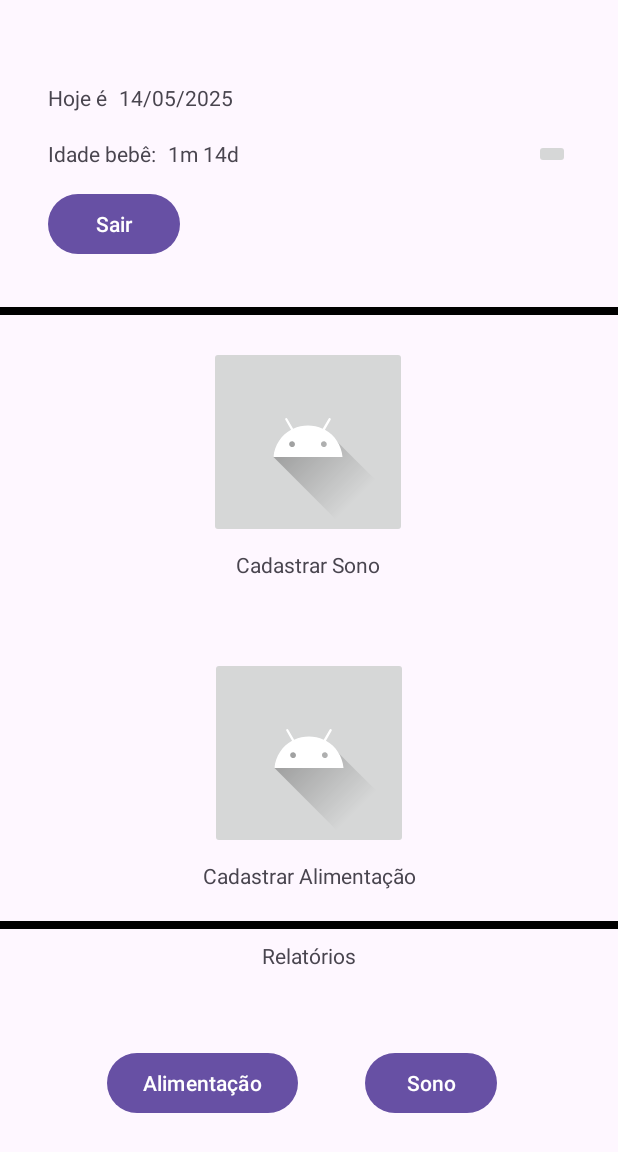
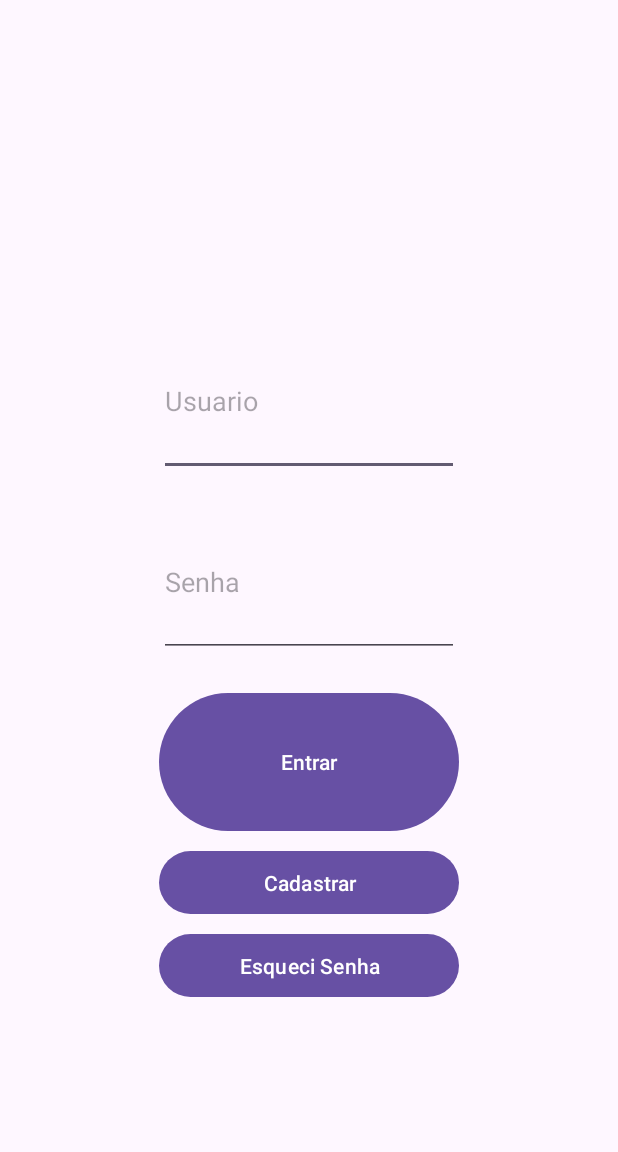
Before and after one commit to Catadordegames/SoninhoTech, an Android app: the screen it shows after launch (tela_principal_activity before the commit, login_activity after it), on a phone screen of 412 x 824 dp. Shown: the top 1152 px of the screen. Run offline under Robolectric (Android 15) with nearby library versions, the phone set to English and light mode, and no system bars.

Commit message:
LoginActivity

```diff
--- a/app/src/main/AndroidManifest.xml
+++ b/app/src/main/AndroidManifest.xml
@@ -13,7 +13,7 @@
         android:theme="@style/Theme.SoninhoTech"
         tools:targetApi="31">
         <activity
-            android:name=".tela_principal_activity"
+            android:name=".login_activity"
             android:exported="true">
             <intent-filter>
                 <action android:name="android.intent.action.MAIN" />
@@ -21,6 +21,8 @@
                 <category android:name="android.intent.category.LAUNCHER" />
             </intent-filter>
         </activity>
+        <activity android:name=".cadastro_activity"/>
+        <activity android:name=".tela_principal_activity"/>
         <activity android:name=".relatorio_sono_activity"/>
         <activity android:name=".relatorio_alimentacao_activity"/>
     </application>
--- a/app/src/main/java/com/example/soninhotech/cadastro_activity.java
+++ b/app/src/main/java/com/example/soninhotech/cadastro_activity.java
@@ -2,6 +2,7 @@ package com.example.soninhotech;
 
 import android.content.Intent;
 import android.os.Bundle;
+import android.widget.Button;
 import android.widget.ImageButton;
 
 import androidx.appcompat.app.AppCompatActivity;
@@ -10,10 +11,14 @@ public class cadastro_activity extends AppCompatActivity {
     @Override
     protected void onCreate(Bundle savedInstanceState) {
         super.onCreate(savedInstanceState);
-        setContentView(R.layout.cadastro);
+        setContentView(R.layout.cadastro_activity);
 
         ImageButton btnBack = findViewById(R.id.btn_back);
-        btnBack.setOnClickListener(v -> {
+        btnBack.setOnClickListener(v -> finish());
+
+        Button btnRegister = findViewById(R.id.cadastro_botao);
+        btnRegister.setOnClickListener(v -> {
+            // TODO: validar dados, inicializacao
             Intent intent = new Intent(
                     cadastro_activity.this,
                     tela_principal_activity.class
--- /dev/null
+++ b/app/src/main/java/com/example/soninhotech/login_activity.java
@@ -0,0 +1,37 @@
+package com.example.soninhotech;
+
+import android.content.Intent;
+import android.os.Bundle;
+import android.widget.Button;
+
+import androidx.appcompat.app.AppCompatActivity;
+
+public class login_activity extends AppCompatActivity {
+
+    @Override
+    protected void onCreate(Bundle savedInstanceState) {
+        super.onCreate(savedInstanceState);
+        setContentView(R.layout.login_activity);
+
+        Button btnLogin = findViewById(R.id.login_botao);
+        btnLogin.setOnClickListener(v -> {
+            // TODO: authenticate login
+            Intent intent = new Intent(
+                    login_activity.this,
+                    tela_principal_activity.class
+            );
+            startActivity(intent);
+        });
+
+        Button btnCadastro = findViewById(R.id.cadastro_botao);
+        btnCadastro.setOnClickListener(v -> {
+            Intent intent = new Intent(
+                    login_activity.this,
+                    cadastro_activity.class
+            );
+            startActivity(intent);
+        });
+
+        // TODO: esqueci senha
+    }
+}
--- a/app/src/main/java/com/example/soninhotech/tela_principal_activity.java
+++ b/app/src/main/java/com/example/soninhotech/tela_principal_activity.java
@@ -13,16 +13,19 @@ public class tela_principal_activity extends AppCompatActivity {
         super.onCreate(savedInstanceState);
         setContentView(R.layout.tela_principal_activity);
 
+        Button btnLogout = findViewById(R.id.btn_logout);
+        btnLogout.setOnClickListener(v -> finish());
+
         Button btnRelSono = findViewById(R.id.btn_relatorio_sono);
         btnRelSono.setOnClickListener(v -> {
             Intent intent = new Intent(
-                tela_principal_activity.this,
-                relatorio_sono_activity.class
+                    tela_principal_activity.this,
+                    relatorio_sono_activity.class
             );
             startActivity(intent);
         });
 
-       Button btnRelAlimentacao = findViewById(R.id.btn_relatorio_alim);
+        Button btnRelAlimentacao = findViewById(R.id.btn_relatorio_alim);
         btnRelAlimentacao.setOnClickListener(v -> {
             Intent intent = new Intent(
                 tela_principal_activity.this,
--- /dev/null
+++ b/app/src/main/res/layout/login_activity.xml
@@ -0,0 +1,64 @@
+<?xml version="1.0" encoding="utf-8"?>
+<androidx.constraintlayout.widget.ConstraintLayout xmlns:android="http://schemas.android.com/apk/res/android"
+    android:layout_width="match_parent"
+    android:layout_height="match_parent"
+    xmlns:app="http://schemas.android.com/apk/res-auto">
+
+    <EditText
+        android:id="@+id/login_usuario"
+        android:layout_width="200dp"
+        android:layout_height="100dp"
+        android:hint="@string/user"
+        android:autofillHints="AUTOFILL_HINT_USERNAME"
+        android:inputType="text"
+        app:layout_constraintStart_toStartOf="parent"
+        app:layout_constraintEnd_toEndOf="parent"
+        app:layout_constraintTop_toTopOf="parent"
+        app:layout_constraintBottom_toBottomOf="parent"
+        app:layout_constraintVertical_bias="0.3" />
+
+    <EditText
+        android:id="@+id/login_senha"
+        android:layout_width="200dp"
+        android:layout_height="100dp"
+        android:hint="@string/password"
+        android:autofillHints="AUTOFILL_HINT_PASSWORD"
+        android:inputType="textPassword"
+        app:layout_constraintStart_toStartOf="parent"
+        app:layout_constraintEnd_toEndOf="parent"
+        app:layout_constraintTop_toBottomOf="@id/login_usuario"
+        app:layout_constraintBottom_toBottomOf="parent"
+        app:layout_constraintVertical_bias="0.05"
+        />
+
+    <Button
+        android:id="@+id/login_botao"
+        android:layout_width="200dp"
+        android:layout_height="100dp"
+        android:layout_marginTop="20dp"
+        android:text="@string/login"
+        app:layout_constraintStart_toStartOf="parent"
+        app:layout_constraintEnd_toEndOf="parent"
+        app:layout_constraintTop_toBottomOf="@id/login_senha" />
+
+    <Button
+        android:id="@+id/cadastro_botao"
+        android:layout_width="200dp"
+        android:layout_height="50dp"
+        android:layout_marginTop="5dp"
+        android:text="@string/register"
+        app:layout_constraintStart_toStartOf="parent"
+        app:layout_constraintEnd_toEndOf="parent"
+        app:layout_constraintTop_toBottomOf="@id/login_botao" />
+
+    <Button
+        android:id="@+id/esqueci_senha_botao"
+        android:layout_width="200dp"
+        android:layout_height="50dp"
+        android:layout_marginTop="5dp"
+        android:text="@string/forgot_pw"
+        app:layout_constraintStart_toStartOf="parent"
+        app:layout_constraintEnd_toEndOf="parent"
+        app:layout_constraintTop_toBottomOf="@id/cadastro_botao" />
+
+</androidx.constraintlayout.widget.ConstraintLayout>
--- a/app/src/main/res/layout/tela_principal_activity.xml
+++ b/app/src/main/res/layout/tela_principal_activity.xml
@@ -45,7 +45,7 @@
         app:layout_constraintTop_toTopOf="@+id/age" />
 
     <Button
-        android:id="@+id/button3"
+        android:id="@+id/btn_logout"
         android:layout_width="wrap_content"
         android:layout_height="wrap_content"
         android:layout_marginStart="32dp"
--- a/app/src/main/res/values/strings.xml
+++ b/app/src/main/res/values/strings.xml
@@ -13,6 +13,9 @@
     <string name="min">Min:</string>
     <string name="back">Voltar</string>
     <string name="register">Cadastrar</string>
+    <string name="login">Entrar</string>
+    <string name="forgot_pw">Esqueci Senha</string>
+    <string name="user">Usuario</string>
     <string name="name">Nome</string>
     <string name="email">E-Mail</string>
     <string name="password">Senha</string>
```
Also changed, not shown: app/src/main/res/layout/cadastro_activity.xml (renamed from app/src/main/res/layout/cadastro.xml).
